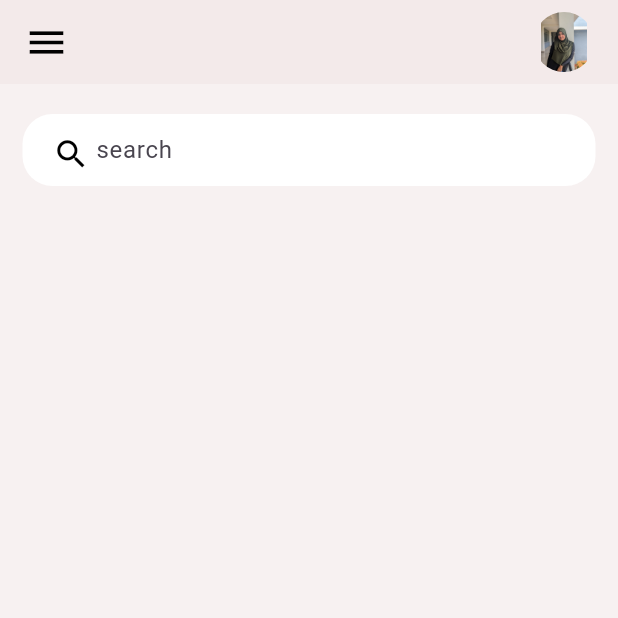
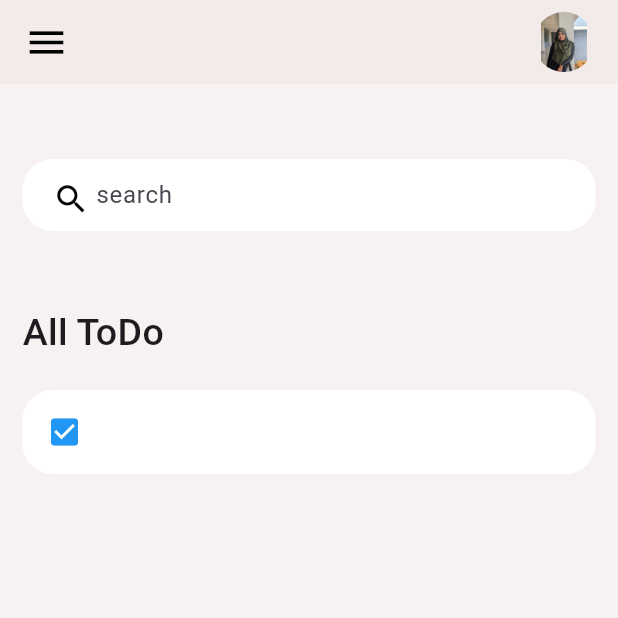
Before and after one commit to Faishana/ToDo_App, a Flutter app: the screen it shows after launch, on a phone screen of 412 x 824 dp, the top half of it. Run offline on Flutter 3.47's test engine with Material 3 defaults, Android fonts, the phone set to English and light mode, and no system bars.

Commit message:
Add the ListVeiw to home page

```diff
--- a/lib/screens/home.dart
+++ b/lib/screens/home.dart
@@ -1,5 +1,6 @@
 import 'package:flutter/material.dart';
-import 'package:sample/constance/colour.dart';
+import '../constance/colour.dart';
+import '../widgets/ToDoBox.dart';
 
 class home extends StatelessWidget {
   const home({super.key});
@@ -11,10 +12,25 @@ class home extends StatelessWidget {
       appBar: appbar_creation(),
       body: Container(
         margin: const EdgeInsets.only(top: 20),
-        padding: const EdgeInsets.symmetric(horizontal: 15),
+        padding: const EdgeInsets.symmetric(horizontal: 15, vertical: 30),
         child: Column(
           children: [
             search_box(),
+            Expanded(
+              child: ListView(
+                children: [
+                  Container(
+                    margin: const EdgeInsets.only(top: 50, bottom: 20),
+                    child: const Text('All ToDo',
+                    style: TextStyle(
+                      fontSize: 25,
+                      fontWeight: FontWeight.w500,
+                    ),),
+                  ),
+                  ToDoBox(),
+                ],
+              ),
+            )
           ],
         )
       ),
@@ -22,7 +38,7 @@ class home extends StatelessWidget {
   }
 
   // ignore: non_constant_identifier_names
-  Container search_box() {
+  Widget search_box() {
     return Container(
             padding: const EdgeInsets.symmetric(horizontal: 20),
             decoration: BoxDecoration(
@@ -45,6 +61,8 @@ class home extends StatelessWidget {
 
               ),
             ),
+
+
           );
   }
 
--- /dev/null
+++ b/lib/widgets/ToDoBox.dart
@@ -0,0 +1,23 @@
+import 'package:flutter/material.dart';
+
+class ToDoBox extends StatelessWidget {
+  const ToDoBox({super.key});
+
+  @override
+  Widget build(BuildContext context) {
+    return Container(
+      child: ListTile(
+        onTap: () {
+
+        },
+        shape: RoundedRectangleBorder(
+          borderRadius: BorderRadius.circular(20),
+        ),
+        tileColor: Colors.white,
+        leading: const Icon(Icons.check_box,
+        color: Colors.blue,
+        ),
+      ),
+    );
+  }
+}
```
